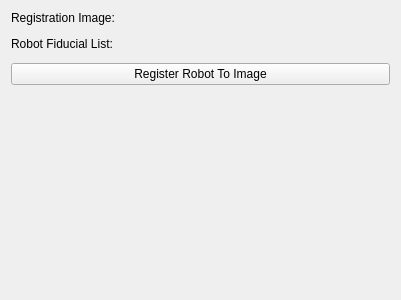
First picture: the form in PercutaneousImageGuided/Resources/UI/qSlicerPercutaneousImageGuidedRegistrationWidget.ui, repository lchauvin/PercutaneousImageGuided, before the edit.
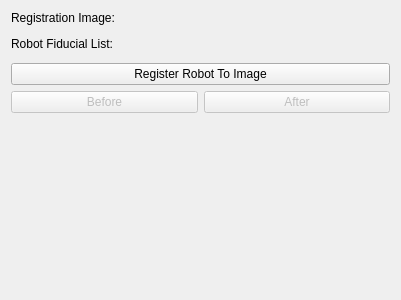
Second picture: the form after the edit. Custom widgets are drawn as their Qt base class.

Commit message: ENH: Added Previous and Next button for registration

```diff
--- a/PercutaneousImageGuided/Resources/UI/qSlicerPercutaneousImageGuidedRegistrationWidget.ui
+++ b/PercutaneousImageGuided/Resources/UI/qSlicerPercutaneousImageGuidedRegistrationWidget.ui
@@ -41,6 +41,30 @@
      </property>
     </widget>
    </item>
+   <item>
+    <layout class="QHBoxLayout" name="horizontalLayout">
+     <item>
+      <widget class="QPushButton" name="BeforeRegistrationButton">
+       <property name="enabled">
+        <bool>false</bool>
+       </property>
+       <property name="text">
+        <string>Before</string>
+       </property>
+      </widget>
+     </item>
+     <item>
+      <widget class="QPushButton" name="AfterRegistrationButton">
+       <property name="enabled">
+        <bool>false</bool>
+       </property>
+       <property name="text">
+        <string>After</string>
+       </property>
+      </widget>
+     </item>
+    </layout>
+   </item>
    <item>
     <spacer name="verticalSpacer_4">
      <property name="orientation">
```
